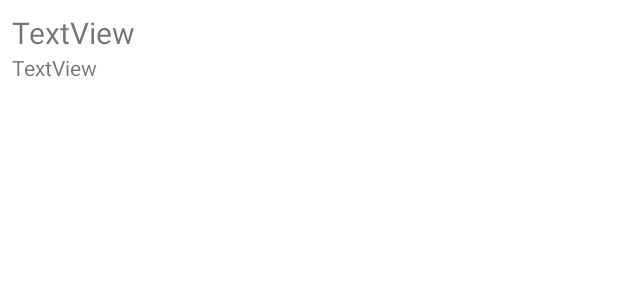
After one commit to LeeHuiJu/android-practice, an Android app: the layout memo2.xml on its own in the app's theme, with its tools: preview values and no code run, on a phone screen of 412 x 824 dp. The commit adds this screen. Shown: the top 300 px of the screen. Run offline under Robolectric (Android 15) with nearby library versions, the phone set to English and light mode, and no system bars.

Commit message:
feat: RecyclerView2 example

```diff
--- a/E03List/app/src/main/AndroidManifest.xml
+++ b/E03List/app/src/main/AndroidManifest.xml
@@ -11,6 +11,9 @@
         android:supportsRtl="true"
         android:theme="@style/Theme.E03List"
         tools:targetApi="31">
+        <activity
+            android:name=".RecyclerView2Activity"
+            android:exported="false" />
         <activity
             android:name=".RecyclerView1Activity"
             android:exported="false" />
--- a/E03List/app/src/main/java/net/skhu/MainActivity.java
+++ b/E03List/app/src/main/java/net/skhu/MainActivity.java
@@ -23,4 +23,9 @@ public class MainActivity extends AppCompatActivity {
         Intent intent = new Intent(this, RecyclerView1Activity.class);
         startActivity(intent);
     }
+
+    public void btnRecyclerView2_clicked(View view) {
+        Intent intent = new Intent(this, RecyclerView2Activity.class);
+        startActivity(intent);
+    }
 }
--- /dev/null
+++ b/E03List/app/src/main/res/layout/memo2.xml
@@ -0,0 +1,31 @@
+<?xml version="1.0" encoding="utf-8"?>
+<androidx.constraintlayout.widget.ConstraintLayout xmlns:android="http://schemas.android.com/apk/res/android"
+    xmlns:app="http://schemas.android.com/apk/res-auto"
+    xmlns:tools="http://schemas.android.com/tools"
+    android:layout_width="match_parent"
+    android:layout_height="wrap_content">
+
+    <TextView
+        android:id="@+id/textView1"
+        android:layout_width="0dp"
+        android:layout_height="wrap_content"
+        android:layout_marginStart="8dp"
+        android:layout_marginTop="8dp"
+        android:layout_marginEnd="8dp"
+        android:text="TextView"
+        android:textSize="20sp"
+        app:layout_constraintEnd_toEndOf="parent"
+        app:layout_constraintStart_toStartOf="parent"
+        app:layout_constraintTop_toTopOf="parent" />
+
+    <TextView
+        android:id="@+id/textView2"
+        android:layout_width="0dp"
+        android:layout_height="wrap_content"
+        android:layout_marginStart="8dp"
+        android:layout_marginEnd="8dp"
+        android:text="TextView"
+        app:layout_constraintEnd_toEndOf="parent"
+        app:layout_constraintStart_toStartOf="parent"
+        app:layout_constraintTop_toBottomOf="@+id/textView1" />
+</androidx.constraintlayout.widget.ConstraintLayout>
```
Also changed, not shown: E03List/app/src/main/java/net/skhu/Memo2.java (added, +35 -0 lines), E03List/app/src/main/java/net/skhu/RecyclerView2Activity.java (added, +49 -0 lines), E03List/app/src/main/java/net/skhu/RecyclerView2Adapter.java (added, +63 -0 lines), E03List/app/src/main/res/layout/activity_main.xml (+17 -2 lines), E03List/app/src/main/res/layout/activity_recycler_view2.xml (added, +37 -0 lines).
